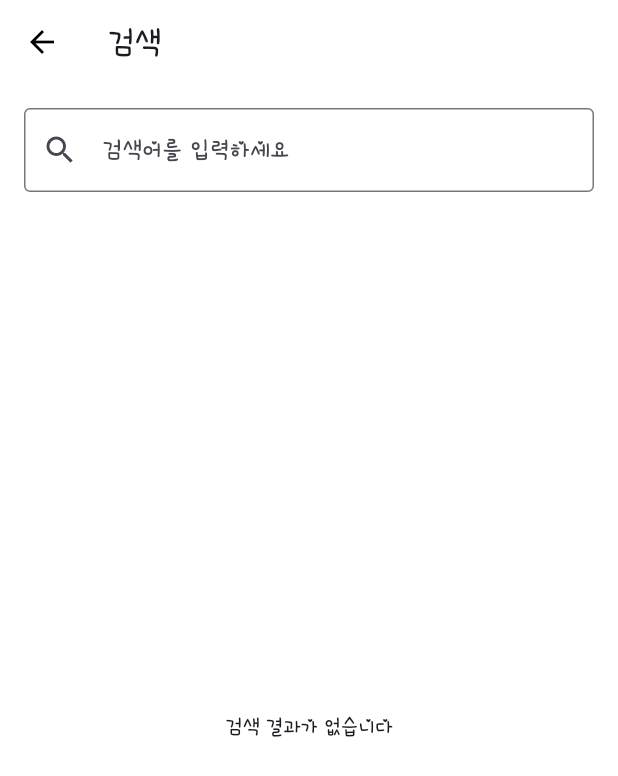
After one commit to QnoteAITeam/flutter-qnote, a Flutter app: the screen it shows after launch, item 2 of the bottom bar chosen, on a phone screen of 412 x 824 dp. The commit adds this screen. Shown: the top 776 px of the screen. Run offline on Flutter 3.47's test engine with Material 3 defaults, Android fonts, the phone set to English and light mode, and no system bars; our stand-ins replace flutter_dotenv, flutter_secure_storage, font_awesome_flutter.

Commit message:
search 기능

```diff
--- /dev/null
+++ b/lib/features/search/search_screen.dart
@@ -0,0 +1,73 @@
+import 'dart:convert';
+import 'package:flutter/material.dart';
+import 'package:http/http.dart' as http;
+
+class SearchScreen extends StatefulWidget {
+  const SearchScreen({super.key});
+
+  @override
+  State<SearchScreen> createState() => _SearchScreenState(); // ✅ 수정됨
+}
+
+class _SearchScreenState extends State<SearchScreen> {
+  List<dynamic> _results = [];
+  String _query = '';
+
+  Future<void> _search(String keyword) async {
+    if (keyword.trim().isEmpty) return;
+
+    final uri = Uri.parse('https://api.hy3ons.site/search?q=$keyword');
+    try {
+      final response = await http.get(uri);
+      if (response.statusCode == 200) {
+        final List data = json.decode(utf8.decode(response.bodyBytes));
+        setState(() {
+          _results = data;
+        });
+      } else {
+        print('서버 오류: ${response.statusCode}');
+      }
+    } catch (e) {
+      print('연결 실패: $e');
+    }
+  }
+
+  @override
+  Widget build(BuildContext context) {
+    return Scaffold(
+      appBar: AppBar(title: const Text('검색')),
+      body: Column(
+        children: [
+          Padding(
+            padding: const EdgeInsets.all(16),
+            child: TextField(
+              decoration: const InputDecoration(
+                hintText: '검색어를 입력하세요',
+                prefixIcon: Icon(Icons.search),
+                border: OutlineInputBorder(),
+              ),
+              onChanged: (value) {
+                _query = value;
+                _search(_query);
+              },
+            ),
+          ),
+          Expanded(
+            child: _results.isEmpty
+                ? const Center(child: Text('검색 결과가 없습니다'))
+                : ListView.builder(
+              itemCount: _results.length,
+              itemBuilder: (context, index) {
+                final item = _results[index];
+                return ListTile(
+                  title: Text(item['title'] ?? '제목 없음'),
+                  subtitle: Text(item['content'] ?? '내용 없음'),
+                );
+              },
+            ),
+          )
+        ],
+      ),
+    );
+  }
+}
--- a/pubspec.yaml
+++ b/pubspec.yaml
@@ -11,7 +11,7 @@ dependencies:
   cupertino_icons: ^1.0.2
   table_calendar: ^3.0.0
   intl: ^0.18.0
-  font_awesome_flutter: ^10.6.0
+  font_awesome_flutter: ^10.4.0
   http: ^1.4.0
   riverpod: ^2.6.1
   flutter_secure_storage: ^9.2.4
```
Also changed, not shown: lib/features/dashboard/dashboard_screen.dart (+7 -2 lines), 3 other files.
